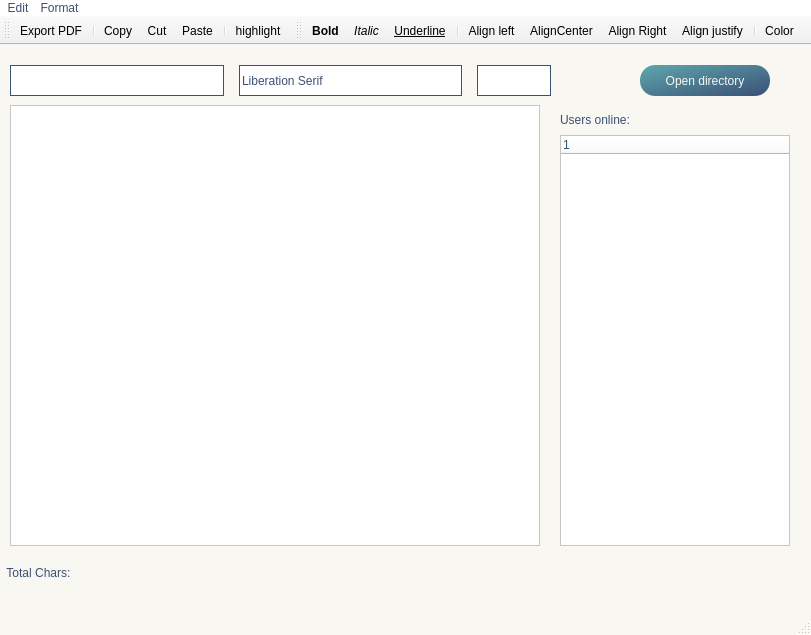
This is GUI/SymposiumGui/notepad.ui in RickZack/Symposium as Qt 5 draws it before an edit. The edited form follows.
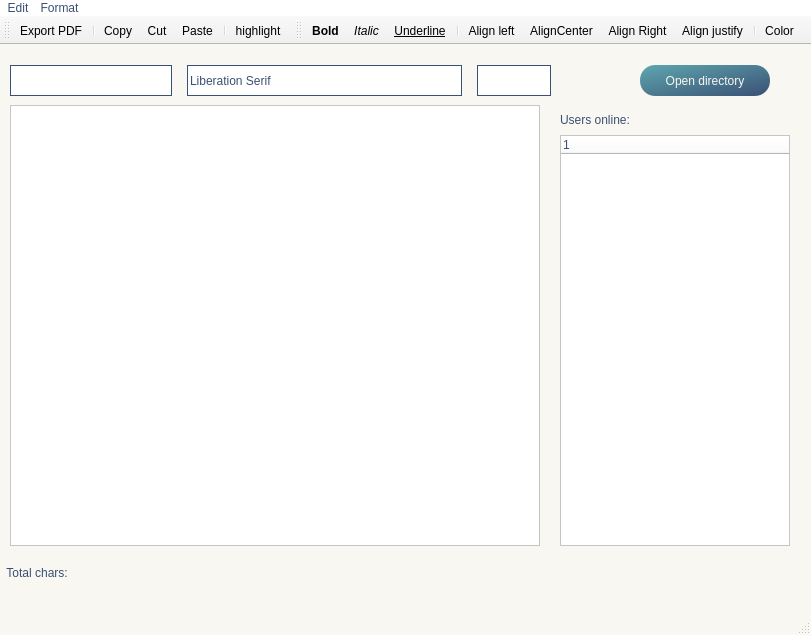
This is the edited form. Icons and pictures are not drawn. Custom widgets are drawn as their Qt base class.

The edit to the form file:
```diff
--- a/GUI/SymposiumGui/notepad.ui
+++ b/GUI/SymposiumGui/notepad.ui
@@ -183,8 +183,11 @@
        </property>
        <property name="font">
         <font>
-         <family>Times New Roman</family>
-         <pointsize>10</pointsize>
+         <family>Baskerville Old Face</family>
+         <pointsize>11</pointsize>
+         <weight>50</weight>
+         <italic>false</italic>
+         <bold>false</bold>
         </font>
        </property>
        <property name="toolTip">
@@ -400,7 +403,7 @@
 color: rgb(58, 80, 116); </string>
     </property>
     <property name="text">
-     <string>  Total Chars:</string>
+     <string>  Total chars:</string>
     </property>
    </widget>
   </widget>
```
Left out of the diff: 11 changed lines with no effect on the pictures.
